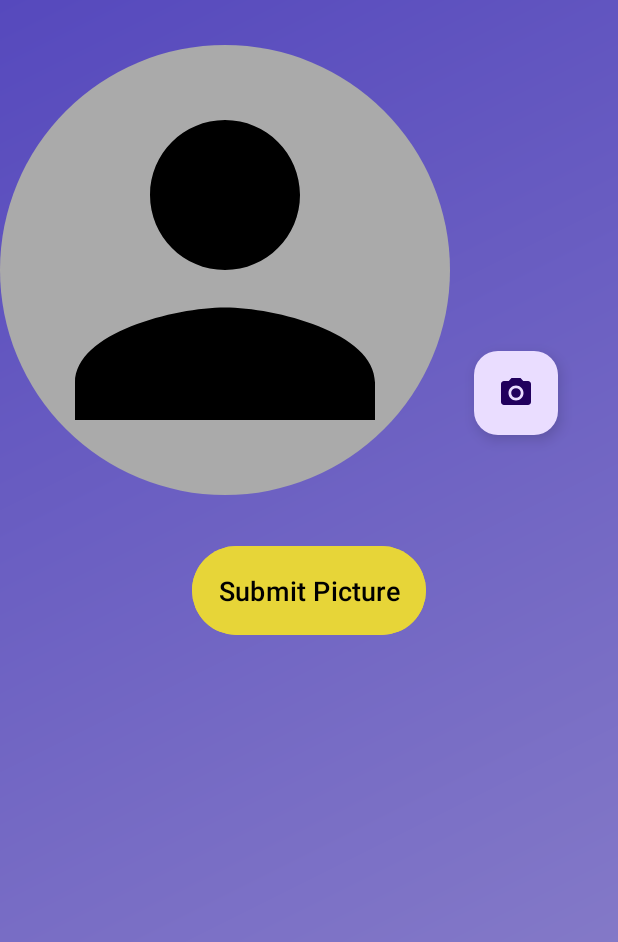
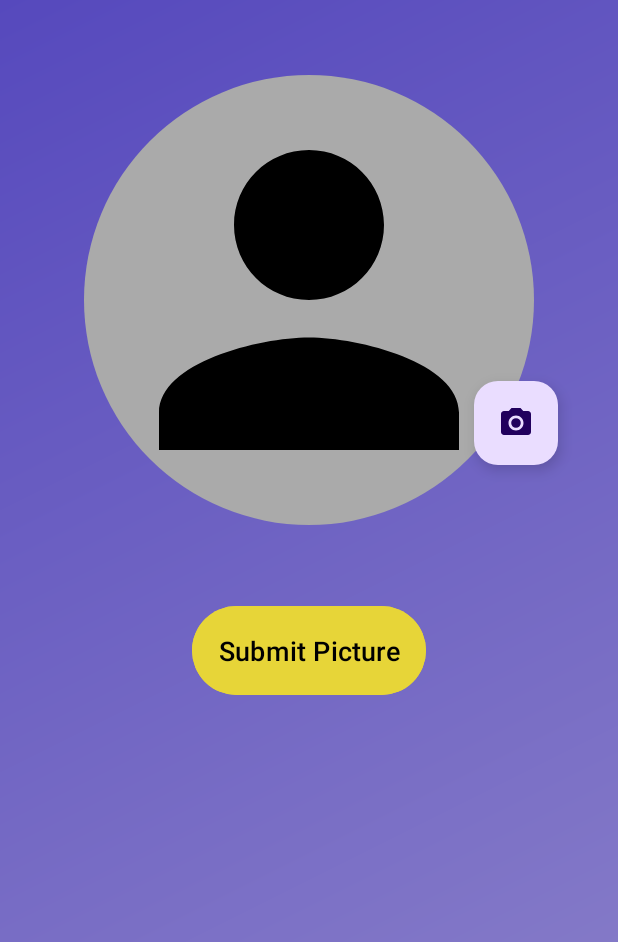
Before and after one commit to Zohaib-4/Android_Development, an Android app: the ActivityDP screen opened directly, with no data from a screen before it, on a phone screen of 412 x 824 dp. Shown: the top 942 px of the screen. Run offline under Robolectric (Android 15) with nearby library versions, the phone set to English and light mode, and no system bars.

Commit message:
Refactor profile picture layout and add camera icon.

```diff
--- a/CV_Builder/app/src/main/res/layout/activity_dp.xml
+++ b/CV_Builder/app/src/main/res/layout/activity_dp.xml
@@ -14,36 +14,34 @@
     <RelativeLayout
         android:layout_width="match_parent"
         android:layout_height="wrap_content"
-        android:gravity="center">
+        android:layout_marginTop="50dp">
 
     <ImageView
         android:id="@+id/ivProfilePicture"
         android:layout_width="300dp"
         android:layout_height="300dp"
-        android:layout_marginTop="30dp"
         android:src="@drawable/ic_profile_placeholder"
         android:background="@drawable/circle_background"
-        android:layout_marginBottom="30dp"
-        android:layout_gravity="center"
+        android:layout_centerInParent="true"
         />
 
         <com.google.android.material.floatingactionbutton.FloatingActionButton
-            android:layout_width="wrap_content"
-            android:layout_height="wrap_content"
+            android:layout_width="70dp"
+            android:layout_height="70dp"
             android:layout_alignBottom="@id/ivProfilePicture"
             android:layout_alignParentRight="true"
             android:layout_margin="40dp"
             android:src="@drawable/icon_camera"
-            android:id="@+id/fab_setProfilePic"
+            android:id="@+id/setProfilePic"
             />
 
     </RelativeLayout>
 
-    <!-- Button to Select Image -->
     <Button
         android:id="@+id/btnSelectImage"
         android:layout_width="wrap_content"
         android:layout_height="wrap_content"
+        android:layout_marginTop="50dp"
         android:layout_gravity="center"
         android:textSize="18sp"
         android:backgroundTint="#E7D538"
```
